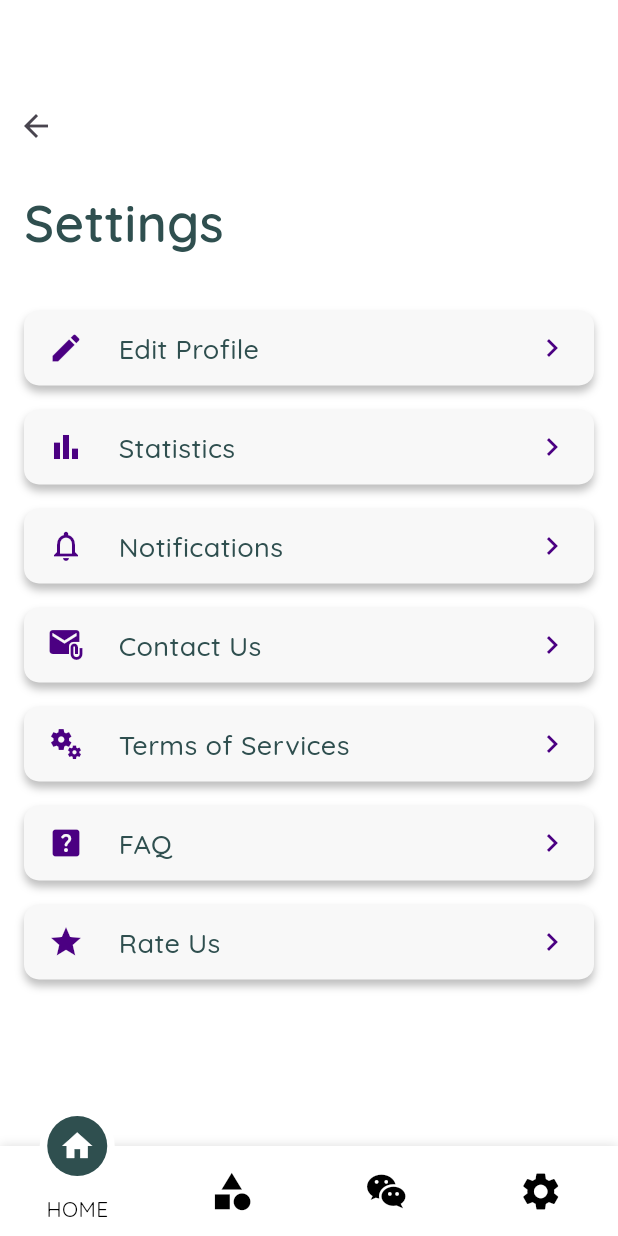
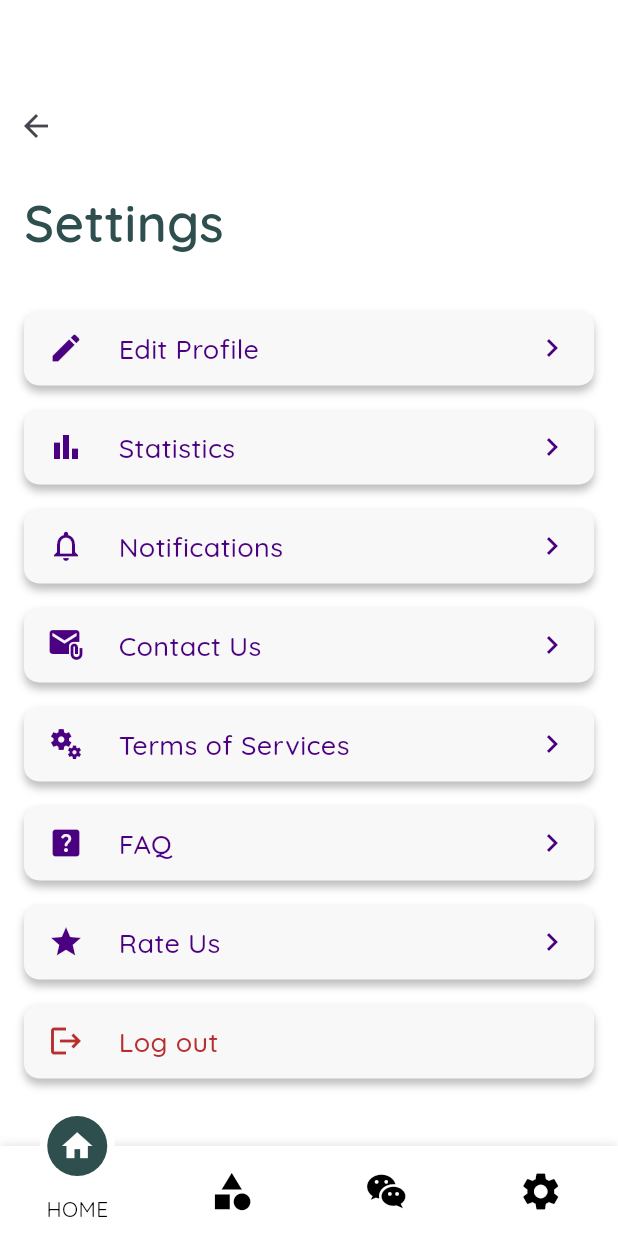
Before and after one commit to viksera/VIKSERA-App, a Flutter app: the SettingsScreen screen opened by its route, on a phone screen of 412 x 824 dp. Run offline on Flutter 3.47's test engine with Material 3 defaults, Android fonts, the light colour scheme and no system bars; our stand-ins replace bloc, cached_network_image, carousel_slider, flutter_bloc, flutter_svg, formz and 2 more; network calls fail.

Commit message:
This commit will add logout button

```diff
--- a/lib/features/settings/presentation/screens/settings/settings_screen.dart
+++ b/lib/features/settings/presentation/screens/settings/settings_screen.dart
@@ -74,7 +74,15 @@ class SettingsScreen extends StatelessWidget {
                       // TODO : Implement redirect function
                     },
                     icon: Icons.star,
-                    text: 'Rate Us')
+                    text: 'Rate Us'),
+                16.heightBox,
+                SettingsButton(
+                    onTap: () {
+                      // TODO : Implement redirect function
+                    },
+                    icon: Icons.logout,
+                    isLogout: true,
+                    text: 'Log out')
               ],
             )
           ],
--- a/lib/features/settings/presentation/screens/settings/widgets/settings_button.dart
+++ b/lib/features/settings/presentation/screens/settings/widgets/settings_button.dart
@@ -6,6 +6,7 @@ import 'package:viksera/core/extensions/app_extensions.dart';
 import 'package:viksera/core/widget_helper/widget_helper.dart';
 
 class SettingsButton extends StatelessWidget {
+  final bool isLogout;
   final VoidCallback onTap;
   final IconData icon;
   final String text;
@@ -14,6 +15,7 @@ class SettingsButton extends StatelessWidget {
     required this.onTap,
     required this.icon,
     required this.text,
+    this.isLogout = false,
   });
 
   @override
@@ -30,16 +32,24 @@ class SettingsButton extends StatelessWidget {
             Row(
               mainAxisSize: MainAxisSize.min,
               children: [
-                Icon(icon, color: AppColors.appPrimaryColor),
+                Icon(icon,
+                    color: isLogout
+                        ? AppColors.pureRed
+                        : AppColors.appPrimaryColor),
                 23.widthBox,
                 Text(
                   text,
-                  style:
-                      AppStyles.style18.copyWith(fontWeight: FontWeight.w500),
+                  style: AppStyles.style18.copyWith(
+                      fontWeight: FontWeight.w500,
+                      color: isLogout
+                          ? AppColors.pureRed
+                          : AppColors.appPrimaryColor),
                 )
               ],
             ),
-            Icon(Icons.keyboard_arrow_right, color: AppColors.appPrimaryColor)
+            if (!isLogout)
+              const Icon(Icons.keyboard_arrow_right,
+                  color: AppColors.appPrimaryColor)
           ],
         ),
       ),
```
